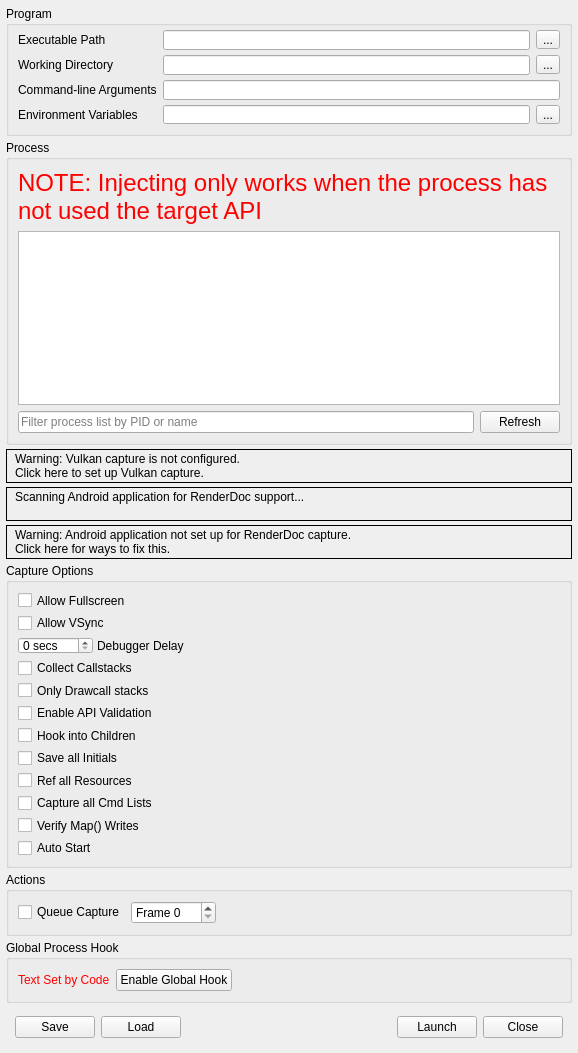
baldurk/renderdoc, file qrenderdoc/Windows/Dialogs/CaptureDialog.ui: the form before one commit.
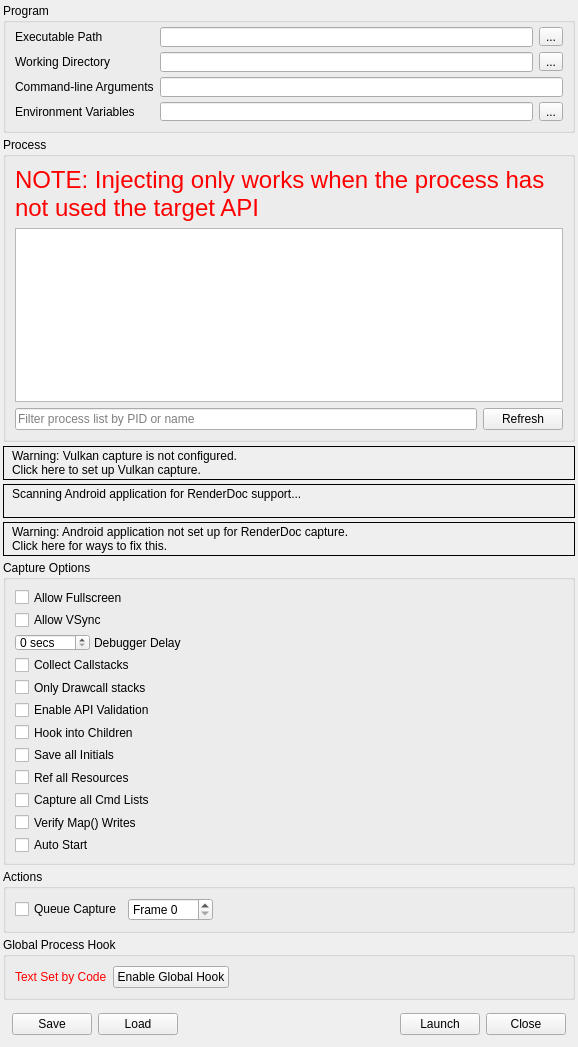
The form after the commit. Icons and pictures are not drawn. Custom widgets are drawn as their Qt base class.

```diff
--- a/qrenderdoc/Windows/Dialogs/CaptureDialog.ui
+++ b/qrenderdoc/Windows/Dialogs/CaptureDialog.ui
@@ -7,7 +7,7 @@
     <x>0</x>
     <y>0</y>
     <width>578</width>
-    <height>943</height>
+    <height>1025</height>
    </rect>
   </property>
   <property name="windowTitle">
@@ -18,16 +18,16 @@
     <number>4</number>
    </property>
    <property name="leftMargin">
-    <number>6</number>
+    <number>3</number>
    </property>
    <property name="topMargin">
-    <number>6</number>
+    <number>3</number>
    </property>
    <property name="rightMargin">
-    <number>6</number>
+    <number>3</number>
    </property>
    <property name="bottomMargin">
-    <number>6</number>
+    <number>3</number>
    </property>
    <item>
     <widget class="QGroupBox" name="exeGroup">
```
Left out of the diff: 4 changed lines with no effect on the pictures.
